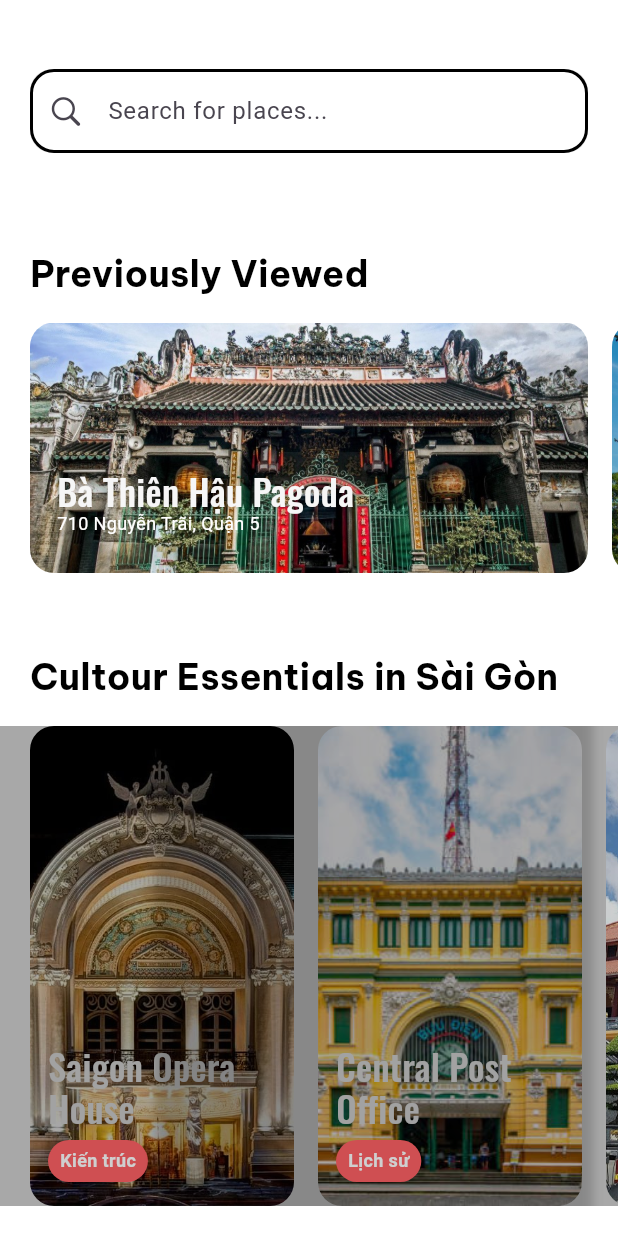
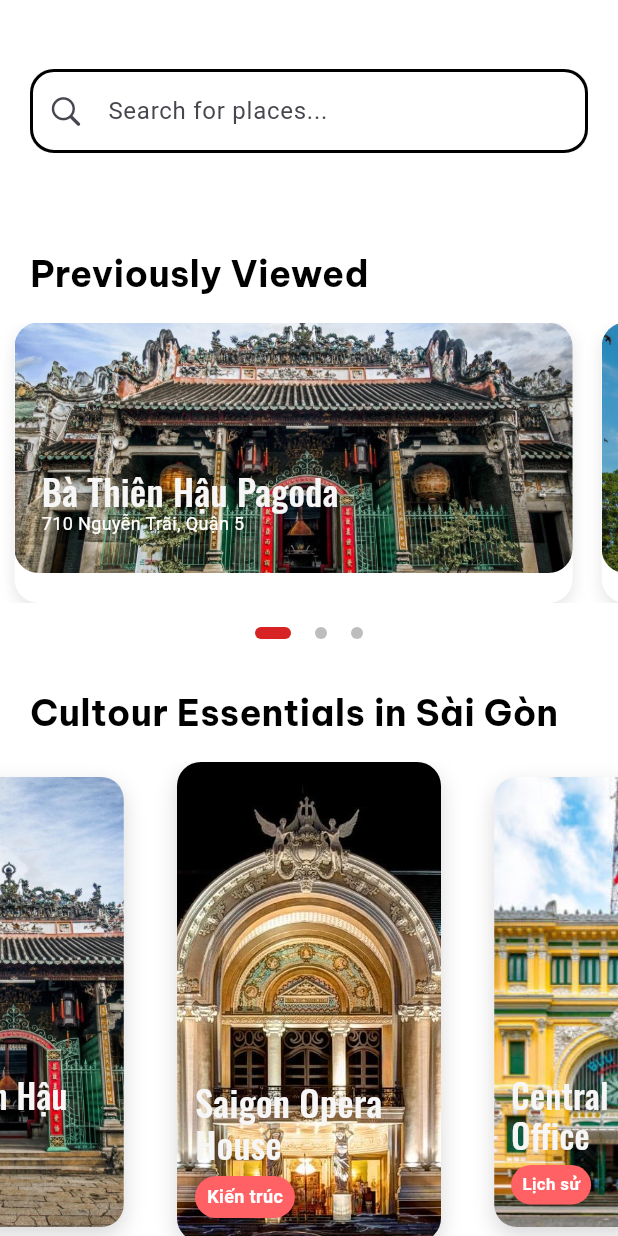
Before and after one commit to trantonminhky/cs252-project, a Flutter app: the HomeScreen screen opened directly, scrolled down 371 dp, on a phone screen of 412 x 824 dp. Run offline on Flutter 3.47's test engine with Material 3 defaults, Android fonts, the phone set to English and light mode, and no system bars; our stand-ins replace carousel_slider, dio, dotted_border, flutter_map, flutter_riverpod, latlong2 and 2 more; accounts and stored records are empty; generated files the repository leaves out were written again; network calls fail; Roboto replaces fonts that are missing (Be Vietnam).

Commit message:
redesign the layout of homescreen to use carousel slider; fix shadow bug in briefing components

```diff
--- /dev/null
+++ b/frontend/lib/components/briefing_carousel.dart
@@ -0,0 +1,163 @@
+import 'package:flutter/material.dart';
+import 'package:carousel_slider/carousel_slider.dart';
+import 'package:virtour_frontend/components/briefings.dart';
+
+// Horizontal Briefing Carousel
+class HorizontalBriefingCarousel extends StatefulWidget {
+  final List<Widget> items;
+  final double height;
+  final bool autoPlay;
+  final bool enableInfiniteScroll;
+
+  const HorizontalBriefingCarousel({
+    super.key,
+    required this.items,
+    required this.height,
+    this.autoPlay = false,
+    this.enableInfiniteScroll = true,
+  });
+
+  @override
+  State<HorizontalBriefingCarousel> createState() =>
+      _HorizontalBriefingCarouselState();
+}
+
+class _HorizontalBriefingCarouselState
+    extends State<HorizontalBriefingCarousel> {
+  int _currentIndex = 0;
+  final CarouselSliderController _controller = CarouselSliderController();
+
+  @override
+  Widget build(BuildContext context) {
+    return Column(
+      children: [
+        CarouselSlider(
+          carouselController: _controller,
+          options: CarouselOptions(
+            height: widget.height,
+            viewportFraction: 0.95,
+            enlargeCenterPage: false,
+            padEnds: false,
+            autoPlay: widget.autoPlay,
+            autoPlayInterval: const Duration(seconds: 3),
+            autoPlayAnimationDuration: const Duration(milliseconds: 800),
+            autoPlayCurve: Curves.fastOutSlowIn,
+            enableInfiniteScroll: widget.enableInfiniteScroll,
+            scrollDirection: Axis.horizontal,
+            onPageChanged: (index, reason) {
+              setState(() {
+                _currentIndex = index;
+              });
+            },
+          ),
+          items: widget.items,
+        ),
+        const SizedBox(height: 16),
+        Row(
+          mainAxisAlignment: MainAxisAlignment.center,
+          children: widget.items.asMap().entries.map((entry) {
+            return GestureDetector(
+              onTap: () => _controller.animateToPage(entry.key),
+              child: Container(
+                width: _currentIndex == entry.key ? 24.0 : 8.0,
+                height: 8.0,
+                margin: const EdgeInsets.symmetric(horizontal: 8.0),
+                decoration: BoxDecoration(
+                  borderRadius: BorderRadius.circular(4.0),
+                  color: _currentIndex == entry.key
+                      ? const Color(0xFFD72323)
+                      : Colors.grey[400],
+                ),
+              ),
+            );
+          }).toList(),
+        ),
+      ],
+    );
+  }
+}
+
+// Vertical Briefing Carousel
+class VerticalBriefingCarousel extends StatefulWidget {
+  final List<Widget> items;
+  final double height;
+  final bool autoPlay;
+  final bool enableInfiniteScroll;
+
+  const VerticalBriefingCarousel({
+    super.key,
+    required this.items,
+    required this.height,
+    this.autoPlay = false,
+    this.enableInfiniteScroll = true,
+  });
+
+  @override
+  State<VerticalBriefingCarousel> createState() =>
+      _VerticalBriefingCarouselState();
+}
+
+class _VerticalBriefingCarouselState extends State<VerticalBriefingCarousel> {
+  int _currentIndex = 0;
+  final CarouselSliderController _controller = CarouselSliderController();
+
+  @override
+  Widget build(BuildContext context) {
+    return Column(
+      children: [
+        CarouselSlider(
+          carouselController: _controller,
+          options: CarouselOptions(
+            height: widget.height,
+            viewportFraction: 0.5,
+            enlargeCenterPage: true,
+            enlargeFactor: 0.2,
+            autoPlay: widget.autoPlay,
+            autoPlayInterval: const Duration(seconds: 3),
+            autoPlayAnimationDuration: const Duration(milliseconds: 800),
+            autoPlayCurve: Curves.fastOutSlowIn,
+            enableInfiniteScroll: widget.enableInfiniteScroll,
+            scrollDirection: Axis.horizontal,
+            onPageChanged: (index, reason) {
+              setState(() {
+                _currentIndex = index;
+              });
+            },
+          ),
+          items: widget.items,
+        ),
+        const SizedBox(height: 16),
+        Row(
+          mainAxisAlignment: MainAxisAlignment.center,
+          children: widget.items.asMap().entries.map((entry) {
+            return GestureDetector(
+              onTap: () => _controller.animateToPage(entry.key),
+              child: Container(
+                width: _currentIndex == entry.key ? 24.0 : 8.0,
+                height: 8.0,
+                margin: const EdgeInsets.symmetric(horizontal: 4.0),
+                decoration: BoxDecoration(
+                  borderRadius: BorderRadius.circular(4.0),
+                  color: _currentIndex == entry.key
+                      ? const Color(0xFFD72323)
+                      : Colors.grey[400],
+                ),
+              ),
+            );
+          }).toList(),
+        ),
+      ],
+    );
+  }
+}
+
+// Legacy class for backward compatibility
+class BriefingCarousel extends HorizontalBriefingCarousel {
+  const BriefingCarousel({
+    super.key,
+    required super.items,
+    required super.height,
+    super.autoPlay,
+    super.enableInfiniteScroll,
+  });
+}
--- a/frontend/lib/components/briefings.dart
+++ b/frontend/lib/components/briefings.dart
@@ -47,6 +47,14 @@ class Briefing extends StatelessWidget {
         shape: RoundedRectangleBorder(
           borderRadius: BorderRadius.circular(16),
         ),
+        shadows: [
+          BoxShadow(
+            color: Colors.black.withValues(alpha: 0.1),
+            spreadRadius: 0,
+            blurRadius: 8,
+            offset: const Offset(0, 4),
+          ),
+        ],
       ),
       child: Stack(
         children: [
@@ -159,6 +167,14 @@ class Briefing extends StatelessWidget {
         shape: RoundedRectangleBorder(
           borderRadius: BorderRadius.circular(16),
         ),
+        shadows: [
+          BoxShadow(
+            color: Colors.black.withValues(alpha: 0.15),
+            spreadRadius: 0,
+            blurRadius: 12,
+            offset: const Offset(0, 6),
+          ),
+        ],
       ),
       child: Column(
         mainAxisSize: MainAxisSize.min,
@@ -193,14 +209,6 @@ class Briefing extends StatelessWidget {
                     shape: RoundedRectangleBorder(
                       borderRadius: BorderRadius.circular(24),
                     ),
-                    shadows: const [
-                      BoxShadow(
-                        color: Color(0x30000000),
-                        blurRadius: 5,
-                        offset: Offset(0, 1),
-                        spreadRadius: -363,
-                      )
-                    ],
                   ),
                   child: Text(
                     category,
@@ -233,10 +241,18 @@ class Briefing extends StatelessWidget {
       width: 372,
       height: 300,
       decoration: ShapeDecoration(
-        color: Colors.white,
+        //color: Colors.white,
         shape: RoundedRectangleBorder(
           borderRadius: BorderRadius.circular(16),
         ),
+        shadows: [
+          BoxShadow(
+            color: Colors.black.withValues(alpha: 0.25),
+            spreadRadius: 0,
+            blurRadius: 16,
+            offset: const Offset(0, 8),
+          ),
+        ],
       ),
       child: Container(
         width: 372,
--- a/frontend/lib/screens/home_screen/home_screen.dart
+++ b/frontend/lib/screens/home_screen/home_screen.dart
@@ -2,6 +2,7 @@ import "package:flutter/cupertino.dart";
 import "package:flutter/material.dart";
 import "package:virtour_frontend/components/briefings.dart";
 import "package:virtour_frontend/components/custom_text_field.dart";
+import "package:virtour_frontend/components/briefing_carousel.dart";
 import "package:virtour_frontend/screens/home_screen/region_overview.dart";
 import "package:virtour_frontend/screens/data_factories/filter_type.dart";
 import "package:virtour_frontend/screens/data_factories/region.dart";
@@ -110,17 +111,10 @@ class _HomeScreenState extends State<HomeScreen> {
       );
     }
 
-    return Container(
-      color: Colors.transparent,
+    return VerticalBriefingCarousel(
       height: 320,
-      child: ListView.separated(
-        physics: const BouncingScrollPhysics(),
-        scrollDirection: Axis.horizontal,
-        padding: const EdgeInsets.symmetric(horizontal: 20),
-        itemCount: _topRegions.length,
-        separatorBuilder: (context, index) => const SizedBox(width: 16),
-        itemBuilder: (context, index) {
-          final region = _topRegions[index];
+      autoPlay: true,
+      items: _topRegions.map((region) {
         return GestureDetector(
           onTap: () {
             Navigator.push(
@@ -140,8 +134,7 @@ class _HomeScreenState extends State<HomeScreen> {
             imageUrl: region.imageUrl,
           ),
         );
-        },
-      ),
+      }).toList(),
     );
   }
 
@@ -174,7 +167,7 @@ class _HomeScreenState extends State<HomeScreen> {
                     const Padding(
                       padding: EdgeInsets.only(left: 20, top: 16),
                       child: Text(
-                        "Top Destinations",
+                        "Top destinations for you",
                         style: TextStyle(
                           fontSize: 24,
                           fontFamily: "BeVietnamPro",
@@ -202,21 +195,16 @@ class _HomeScreenState extends State<HomeScreen> {
                       ),
                     ),
                     const SizedBox(height: 16),
-                    SizedBox(
+                    const HorizontalBriefingCarousel(
                       height: 187,
-                      child: ListView(
-                        physics: const BouncingScrollPhysics(),
-                        scrollDirection: Axis.horizontal,
-                        padding: const EdgeInsets.symmetric(horizontal: 20),
-                        children: const [
+                      autoPlay: false,
+                      items: [
                         Briefing(
                           size: BriefingSize.horiz,
                           title: "Bà Thiên Hậu Pagoda",
                           subtitle: "710 Nguyễn Trãi, Quận 5",
-                            imageUrl:
-                                "../assets/images/places/Ba_Thien_Hau.jpg",
+                          imageUrl: "../assets/images/places/Ba_Thien_Hau.jpg",
                         ),
-                          SizedBox(width: 16),
                         Briefing(
                           size: BriefingSize.horiz,
                           title: "Notre-Dame Cathedral",
@@ -224,7 +212,6 @@ class _HomeScreenState extends State<HomeScreen> {
                           imageUrl:
                               "../assets/images/places/Notre_Dame_Cathedral.jpg",
                         ),
-                          SizedBox(width: 16),
                         Briefing(
                           size: BriefingSize.horiz,
                           title: "Hanoi Railway",
@@ -232,7 +219,6 @@ class _HomeScreenState extends State<HomeScreen> {
                           imageUrl: "../assets/images/places/Hanoi_rail.jpg",
                         ),
                       ],
-                      ),
                     ),
 
                     const SizedBox(height: 32),
@@ -251,14 +237,10 @@ class _HomeScreenState extends State<HomeScreen> {
                       ),
                     ),
                     const SizedBox(height: 16),
-                    Container(
-                      color: Colors.transparent,
+                    const VerticalBriefingCarousel(
                       height: 320,
-                      child: ListView(
-                        physics: const BouncingScrollPhysics(),
-                        scrollDirection: Axis.horizontal,
-                        padding: const EdgeInsets.symmetric(horizontal: 20),
-                        children: const [
+                      autoPlay: false,
+                      items: [
                         Briefing(
                           size: BriefingSize.vert,
                           title: "Saigon Opera House",
@@ -266,7 +248,6 @@ class _HomeScreenState extends State<HomeScreen> {
                           imageUrl:
                               "../assets/images/places/Saigon_Opera_House.jpg",
                         ),
-                          SizedBox(width: 16),
                         Briefing(
                           size: BriefingSize.vert,
                           title: "Central Post Office",
@@ -274,7 +255,6 @@ class _HomeScreenState extends State<HomeScreen> {
                           imageUrl:
                               "../assets/images/places/Saigon_Central_Post_Office.jpg",
                         ),
-                          SizedBox(width: 16),
                         Briefing(
                           size: BriefingSize.vert,
                           title: "Việt Nam Quốc Tự",
@@ -282,16 +262,13 @@ class _HomeScreenState extends State<HomeScreen> {
                           imageUrl:
                               "../assets/images/places/Viet_Nam_Quoc_Tu.jpg",
                         ),
-                          SizedBox(width: 16),
                         Briefing(
                           size: BriefingSize.vert,
                           title: "Bà Thiên Hậu Pagoda",
                           category: "Tâm linh",
-                            imageUrl:
-                                "../assets/images/places/Ba_Thien_Hau.jpg",
+                          imageUrl: "../assets/images/places/Ba_Thien_Hau.jpg",
                         ),
                       ],
-                      ),
                     ),
 
                     const SizedBox(height: 20), // Bottom padding
--- a/frontend/pubspec.yaml
+++ b/frontend/pubspec.yaml
@@ -33,6 +33,7 @@ dependencies:
   http: ^1.2.2
   dio: ^5.4.0
   shared_preferences: ^2.2.2
+  carousel_slider: ^5.0.0
 
   # The following adds the Cupertino Icons font to your application.
   # Use with the CupertinoIcons class for iOS style icons.
```
Also changed, not shown: frontend/pubspec.lock. Lines whose indentation alone changed are shown as unchanged.
